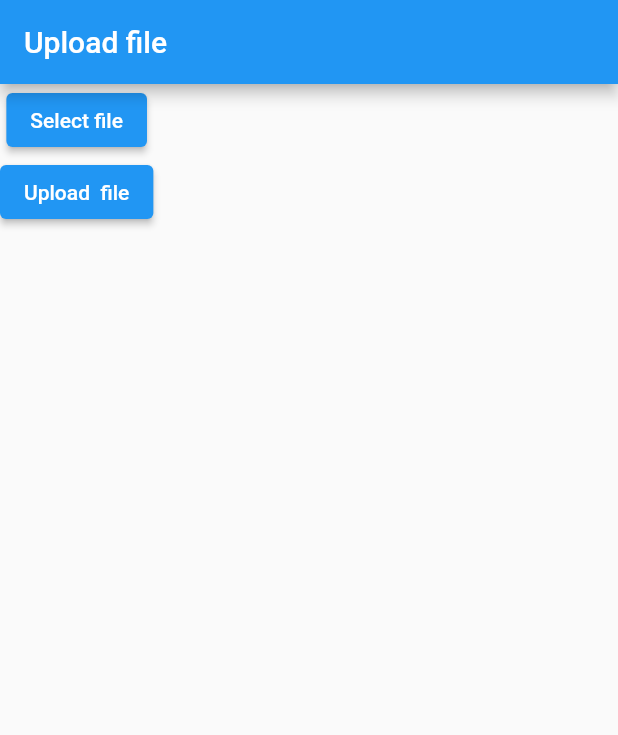
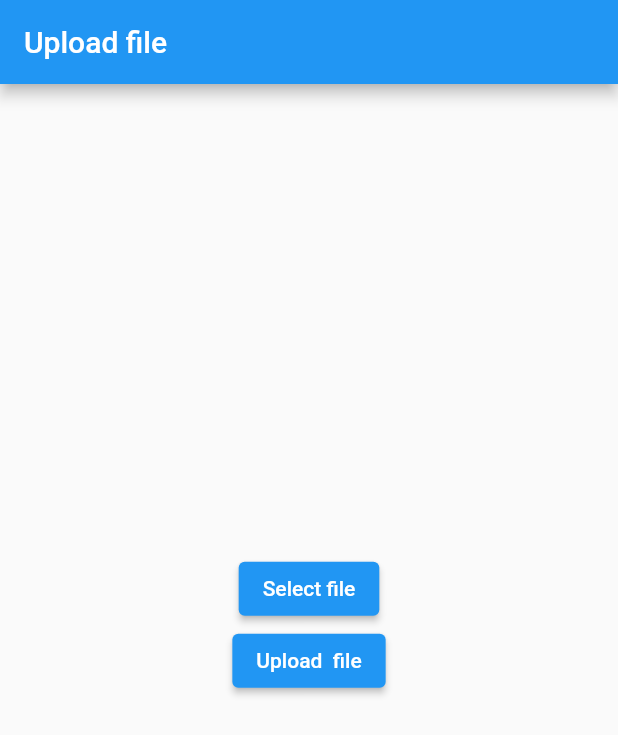
Before and after one commit to Abdusamad98/dio_example_n6, a Flutter app: the screen it shows after launch, on a phone screen of 412 x 824 dp. Shown: the top 735 px of the screen. Run offline on Flutter 3.47's test engine with Material 2 defaults, Android fonts, the phone set to English and light mode, and no system bars; our stand-ins replace dio, file_picker, keyboard_dismisser, webview_flutter.

Commit message:
some changes

```diff
--- a/lib/ui/upload_file/upload_file_toserver.dart
+++ b/lib/ui/upload_file/upload_file_toserver.dart
@@ -30,7 +30,11 @@ class _UploadFileToServerState extends State<UploadFileToServer> {
       appBar: AppBar(
         title: const Text("Upload file"),
       ),
-      body: Column(
+      body: SizedBox(
+        height: double.infinity,
+        width: double.infinity,
+        child: Column(
+          mainAxisAlignment: MainAxisAlignment.center,
           children: [
             ElevatedButton(
                 onPressed: () async {
@@ -50,8 +54,9 @@ class _UploadFileToServerState extends State<UploadFileToServer> {
               status,
               style: const TextStyle(fontSize: 40, color: Colors.tealAccent),
             ),
-          file!=null? Image.file(file!):SizedBox(),
+            file!=null? Image.file(file!,height: 300,):SizedBox(),
           ],
+        ),
       ),
     );
   }
```
Lines whose indentation alone changed are shown as unchanged.
